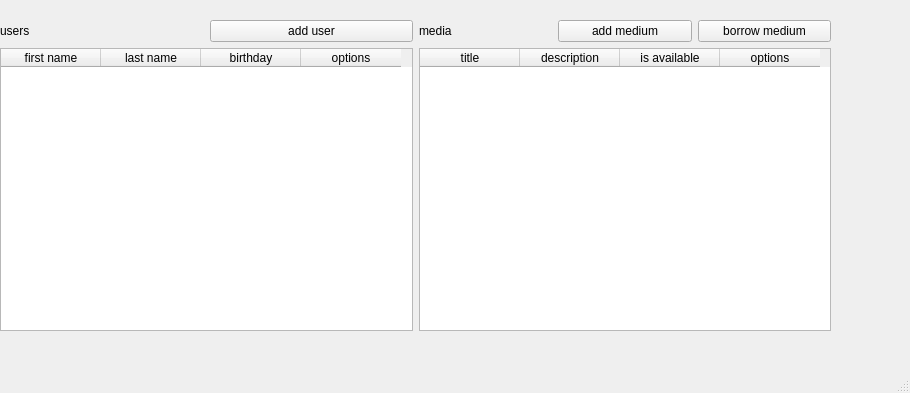
This is mainwindow.ui in alexinatra2/prog2-beleg-qt as Qt 5 draws it before an edit. The edited form follows.
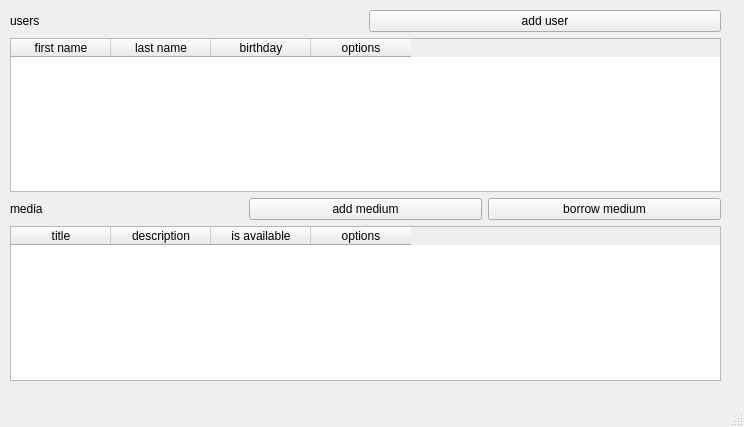
This is the edited form.

Diff of the .ui file:
```diff
--- a/mainwindow.ui
+++ b/mainwindow.ui
@@ -6,24 +6,24 @@
    <rect>
     <x>0</x>
     <y>0</y>
-    <width>910</width>
-    <height>393</height>
+    <width>744</width>
+    <height>427</height>
    </rect>
   </property>
   <property name="windowTitle">
    <string>MainWindow</string>
   </property>
   <widget class="QWidget" name="centralwidget">
-   <widget class="QWidget" name="horizontalLayoutWidget">
+   <widget class="QWidget" name="">
     <property name="geometry">
      <rect>
-      <x>0</x>
-      <y>20</y>
-      <width>831</width>
-      <height>311</height>
+      <x>10</x>
+      <y>10</y>
+      <width>711</width>
+      <height>371</height>
      </rect>
     </property>
-    <layout class="QHBoxLayout" name="horizontalLayout">
+    <layout class="QVBoxLayout" name="verticalLayout">
      <item>
       <layout class="QVBoxLayout" name="verticalLayout_2">
        <item>
@@ -71,8 +71,6 @@
       </layout>
      </item>
      <item>
-      <layout class="QVBoxLayout" name="verticalLayout">
-       <item>
         <layout class="QHBoxLayout" name="horizontalLayout_2">
          <item>
           <widget class="QLabel" name="mediumLabel">
@@ -122,8 +120,6 @@
         </widget>
        </item>
       </layout>
-     </item>
-    </layout>
    </widget>
   </widget>
   <widget class="QMenuBar" name="menubar">
```
Left out of the diff: 2 changed lines with no effect on the pictures. Lines whose indentation alone changed are shown as unchanged.
